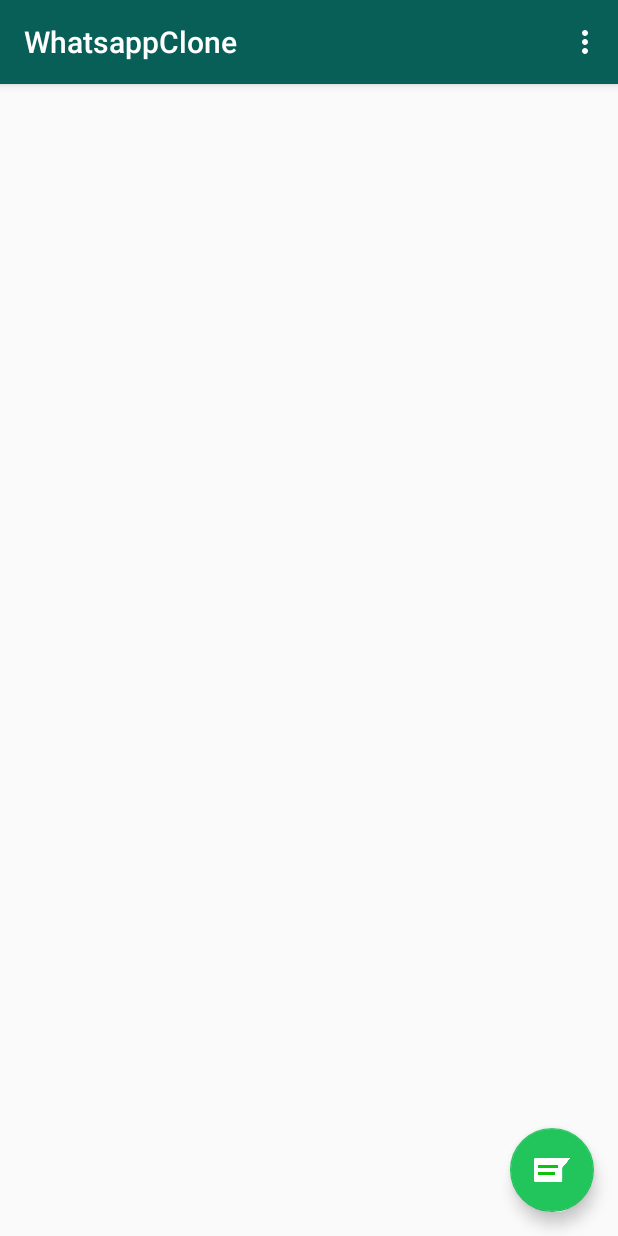
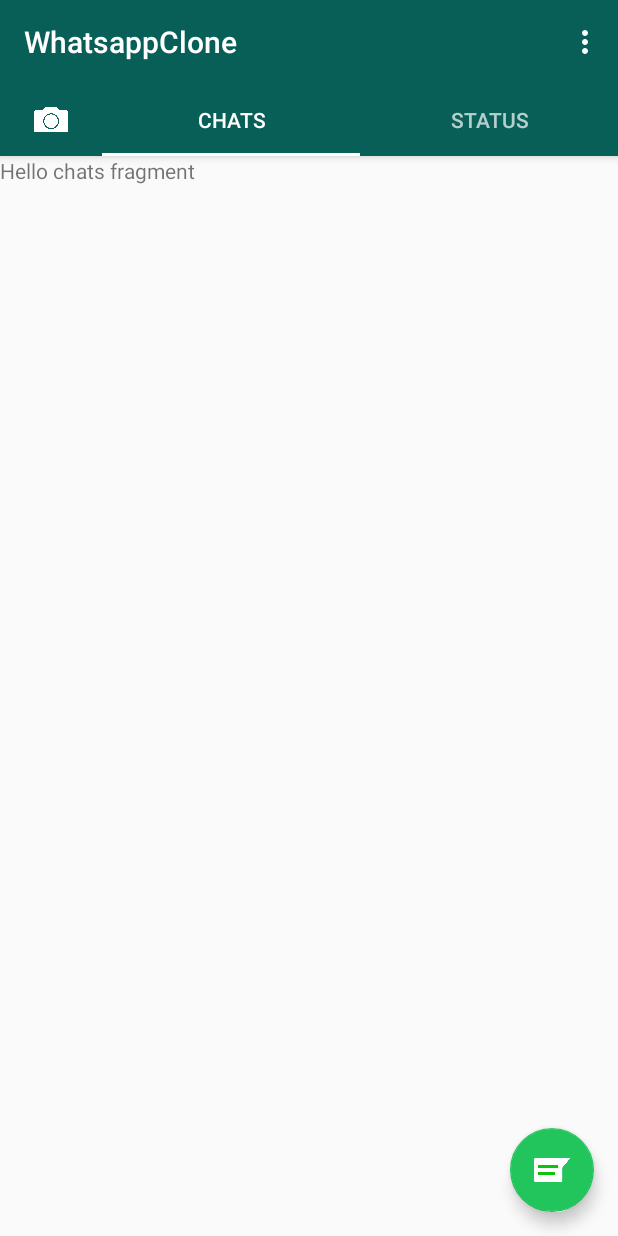
Before and after one commit to Manuhmutua/WhatsAppClone, an Android app: the screen it shows after launch once a user with an empty profile is signed in (MainActivity), on a phone screen of 412 x 824 dp. Run offline under Robolectric (Android 15) with nearby library versions, the phone set to English and light mode, and no system bars; our stand-ins replace Firebase (no records; nobody signed in at launch, a user with empty details on screens opened directly).

Commit message:
Tabbed Navigation

```diff
--- a/app/build.gradle
+++ b/app/build.gradle
@@ -38,6 +38,7 @@ dependencies {
 
     implementation 'com.android.support:multidex:1.0.3'
     implementation 'com.github.bumptech.glide:glide:4.10.0'
+    implementation 'androidx.legacy:legacy-support-v4:1.0.0'
     annotationProcessor 'com.github.bumptech.glide:compiler:4.10.0'
 
     testImplementation 'junit:junit:4.12'
--- a/app/src/main/java/turi/practice/whatsappclone/activities/MainActivity.kt
+++ b/app/src/main/java/turi/practice/whatsappclone/activities/MainActivity.kt
@@ -5,18 +5,27 @@ import android.content.Intent
 import androidx.appcompat.app.AppCompatActivity
 import android.os.Bundle
 import android.view.*
+import android.widget.LinearLayout
 import androidx.fragment.app.Fragment
 import androidx.fragment.app.FragmentManager
 import androidx.fragment.app.FragmentPagerAdapter
 import com.google.android.material.snackbar.Snackbar
+import com.google.android.material.tabs.TabLayout
 import com.google.firebase.auth.FirebaseAuth
 import kotlinx.android.synthetic.main.activity_main.*
 import kotlinx.android.synthetic.main.fragment_main.view.*
 import turi.practice.whatsappclone.R
+import turi.practice.whatsappclone.fragments.ChatsFragment
+import turi.practice.whatsappclone.fragments.StatusFragment
+import turi.practice.whatsappclone.fragments.StatusUpdateFragment
 
 class MainActivity : AppCompatActivity() {
+
     private val firebaseAuth = FirebaseAuth.getInstance()
     private var mSectionsPagerAdapter: SectionsPagerAdapter? = null
+    private val chatsFragment = ChatsFragment()
+    private val statusUpdateFragment = StatusUpdateFragment()
+    private val statusFragment = StatusFragment()
 
     override fun onCreate(savedInstanceState: Bundle?) {
         super.onCreate(savedInstanceState)
@@ -24,10 +33,37 @@ class MainActivity : AppCompatActivity() {
         setSupportActionBar(toolbar)
         mSectionsPagerAdapter = SectionsPagerAdapter(supportFragmentManager)
         container.adapter = mSectionsPagerAdapter
-        fab.setOnClickListener { view ->
-            Snackbar.make(view, "Replace with action", Snackbar.LENGTH_SHORT)
-                .setAction("Action", null).show()
-        }
+        container.addOnPageChangeListener(TabLayout.TabLayoutOnPageChangeListener(tabs))
+        tabs.addOnTabSelectedListener(TabLayout.ViewPagerOnTabSelectedListener(container))
+        resizeTabs()
+        tabs.getTabAt(1)?.select()
+        tabs.addOnTabSelectedListener(object: TabLayout.OnTabSelectedListener{
+            override fun onTabReselected(p0: TabLayout.Tab?) {
+
+            }
+
+            override fun onTabUnselected(p0: TabLayout.Tab?) {
+            }
+
+            override fun onTabSelected(tab: TabLayout.Tab?) {
+                when(tab?.position) {
+                    0 -> {fab.hide()}
+                    1 -> {fab.show()}
+                    2 -> {fab.hide()}
+                }
+            }
+        })
+    }
+
+    fun resizeTabs(){
+        val layout = (tabs.getChildAt(0)as LinearLayout).getChildAt(0)as LinearLayout
+        val layoutParams = layout.layoutParams as LinearLayout.LayoutParams
+        layoutParams.weight = 0.4f
+        layout.layoutParams = layoutParams
+    }
+
+    fun onNewChat(v: View){
+
     }
 
     override fun onResume() {
@@ -63,39 +99,15 @@ class MainActivity : AppCompatActivity() {
 
     inner class SectionsPagerAdapter(fm: FragmentManager) : FragmentPagerAdapter(fm) {
         override fun getItem(position: Int): Fragment {
-            return PlaceholderFragment.newIntent(
-                position + 1
-            )
+            return when(position){
+                0 -> statusUpdateFragment
+                1 -> chatsFragment
+                else -> statusFragment
+            }
         }
 
         override fun getCount(): Int {
             return 3
-        }
-    }
-
-    class PlaceholderFragment : Fragment() {
-        override fun onCreateView(
-            inflater: LayoutInflater,
-            container: ViewGroup?,
-            savedInstanceState: Bundle?
-        ): View? {
-            val rootView = inflater.inflate(R.layout.fragment_main, container, false)
-            rootView.section_label.text =
-                "Hello World from section ${arguments?.getInt(ARG_SECTION_NUMBER)}"
-            return rootView
-        }
-
-
-        companion object {
-            private val ARG_SECTION_NUMBER = "Section number"
-            fun newIntent(sectionNumber: Int): PlaceholderFragment {
-                val fragment =
-                    PlaceholderFragment()
-                val args = Bundle()
-                args.putInt(ARG_SECTION_NUMBER, sectionNumber)
-                fragment.arguments = args
-                return fragment
-            }
         }
     }
 
--- /dev/null
+++ b/app/src/main/java/turi/practice/whatsappclone/fragments/ChatsFragment.kt
@@ -0,0 +1,23 @@
+package turi.practice.whatsappclone.fragments
+
+
+import android.os.Bundle
+import androidx.fragment.app.Fragment
+import android.view.LayoutInflater
+import android.view.View
+import android.view.ViewGroup
+
+import turi.practice.whatsappclone.R
+
+class ChatsFragment : Fragment() {
+
+    override fun onCreateView(
+        inflater: LayoutInflater, container: ViewGroup?,
+        savedInstanceState: Bundle?
+    ): View? {
+        // Inflate the layout for this fragment
+        return inflater.inflate(R.layout.fragment_chats, container, false)
+    }
+
+
+}
--- /dev/null
+++ b/app/src/main/java/turi/practice/whatsappclone/fragments/StatusFragment.kt
@@ -0,0 +1,24 @@
+package turi.practice.whatsappclone.fragments
+
+
+import android.os.Bundle
+import androidx.fragment.app.Fragment
+import android.view.LayoutInflater
+import android.view.View
+import android.view.ViewGroup
+
+import turi.practice.whatsappclone.R
+
+
+class StatusFragment : Fragment() {
+
+    override fun onCreateView(
+        inflater: LayoutInflater, container: ViewGroup?,
+        savedInstanceState: Bundle?
+    ): View? {
+
+        return inflater.inflate(R.layout.fragment_status, container, false)
+    }
+
+
+}
--- /dev/null
+++ b/app/src/main/java/turi/practice/whatsappclone/fragments/StatusUpdateFragment.kt
@@ -0,0 +1,23 @@
+package turi.practice.whatsappclone.fragments
+
+
+import android.os.Bundle
+import androidx.fragment.app.Fragment
+import android.view.LayoutInflater
+import android.view.View
+import android.view.ViewGroup
+
+import turi.practice.whatsappclone.R
+
+class StatusUpdateFragment : Fragment() {
+
+    override fun onCreateView(
+        inflater: LayoutInflater, container: ViewGroup?,
+        savedInstanceState: Bundle?
+    ): View? {
+
+        return inflater.inflate(R.layout.fragment_status_update, container, false)
+    }
+
+
+}
--- a/app/src/main/res/layout/activity_main.xml
+++ b/app/src/main/res/layout/activity_main.xml
@@ -21,18 +21,45 @@
             android:layout_weight="1"
             android:background="?attr/colorPrimary"
             app:layout_scrollFlags="scroll|enterAlways"
-            app:popupTheme="@style/AppTheme.PopupOverlay" />
+            app:popupTheme="@style/AppTheme.PopupOverlay" >
+
+        </androidx.appcompat.widget.Toolbar>
+
+        <com.google.android.material.tabs.TabLayout
+            android:id="@+id/tabs"
+            android:layout_width="match_parent"
+            android:layout_height="wrap_content"
+            app:tabIndicatorColor="@color/white">
+
+            <com.google.android.material.tabs.TabItem
+                android:id="@+id/statusUpdateTI"
+                android:layout_width="wrap_content"
+                android:layout_height="wrap_content"
+                android:icon="@drawable/camera" />
+
+            <com.google.android.material.tabs.TabItem
+                android:id="@+id/chatsTI"
+                android:layout_width="wrap_content"
+                android:layout_height="wrap_content"
+                android:text="Chats" />
+
+            <com.google.android.material.tabs.TabItem
+                android:id="@+id/statsTI"
+                android:layout_width="wrap_content"
+                android:layout_height="wrap_content"
+                android:text="status" />
+        </com.google.android.material.tabs.TabLayout>
+
     </com.google.android.material.appbar.AppBarLayout>
+
 
     <androidx.viewpager.widget.ViewPager
         android:id="@+id/container"
         android:layout_width="match_parent"
         android:layout_height="0dp"
-        android:layout_marginTop="8dp"
-        android:layout_marginBottom="8dp"
-        app:layout_behavior="@string/appbar_scrolling_view_behavior"
-        app:layout_constraintBottom_toTopOf="parent"
-        app:layout_constraintTop_toBottomOf="@+id/appbar" />
+        app:layout_constraintTop_toBottomOf="@id/appbar"
+        app:layout_constraintBottom_toBottomOf="parent"
+        app:layout_behavior="@string/appbar_scrolling_view_behavior"/>
 
 
     <com.google.android.material.floatingactionbutton.FloatingActionButton
@@ -42,6 +69,7 @@
         android:layout_margin="16dp"
         app:layout_constraintBottom_toBottomOf="parent"
         app:layout_constraintEnd_toEndOf="parent"
+        android:onClick="onNewChat"
         app:srcCompat="@drawable/new_chat" />
 
 </androidx.constraintlayout.widget.ConstraintLayout>
--- /dev/null
+++ b/app/src/main/res/layout/fragment_chats.xml
@@ -0,0 +1,14 @@
+<?xml version="1.0" encoding="utf-8"?>
+<FrameLayout xmlns:android="http://schemas.android.com/apk/res/android"
+    xmlns:tools="http://schemas.android.com/tools"
+    android:layout_width="match_parent"
+    android:layout_height="match_parent"
+    tools:context=".fragments.ChatsFragment">
+
+    <!-- TODO: Update blank fragment layout -->
+    <TextView
+        android:layout_width="match_parent"
+        android:layout_height="match_parent"
+        android:text="@string/hello_chats_fragment" />
+
+</FrameLayout>
--- /dev/null
+++ b/app/src/main/res/layout/fragment_status.xml
@@ -0,0 +1,14 @@
+<?xml version="1.0" encoding="utf-8"?>
+<FrameLayout xmlns:android="http://schemas.android.com/apk/res/android"
+    xmlns:tools="http://schemas.android.com/tools"
+    android:layout_width="match_parent"
+    android:layout_height="match_parent"
+    tools:context=".fragments.StatusFragment">
+
+    <!-- TODO: Update blank fragment layout -->
+    <TextView
+        android:layout_width="match_parent"
+        android:layout_height="match_parent"
+        android:text="@string/hello_status_fragment" />
+
+</FrameLayout>
--- /dev/null
+++ b/app/src/main/res/layout/fragment_status_update.xml
@@ -0,0 +1,14 @@
+<?xml version="1.0" encoding="utf-8"?>
+<FrameLayout xmlns:android="http://schemas.android.com/apk/res/android"
+    xmlns:tools="http://schemas.android.com/tools"
+    android:layout_width="match_parent"
+    android:layout_height="match_parent"
+    tools:context=".fragments.StatusUpdateFragment">
+
+    <!-- TODO: Update blank fragment layout -->
+    <TextView
+        android:layout_width="match_parent"
+        android:layout_height="match_parent"
+        android:text="@string/hello_status_update_fragment" />
+
+</FrameLayout>
--- a/app/src/main/res/values/strings.xml
+++ b/app/src/main/res/values/strings.xml
@@ -25,4 +25,7 @@
     <string name="send_button_text">Send</string>
     <string name="button_update_status">Update status</string>
     <string name="hint_status">Status</string>
+
+    <!-- TODO: Remove or change this placeholder text -->
+    <string name="hello_blank_fragment">Hello blank fragment</string>
 </resources>
```
